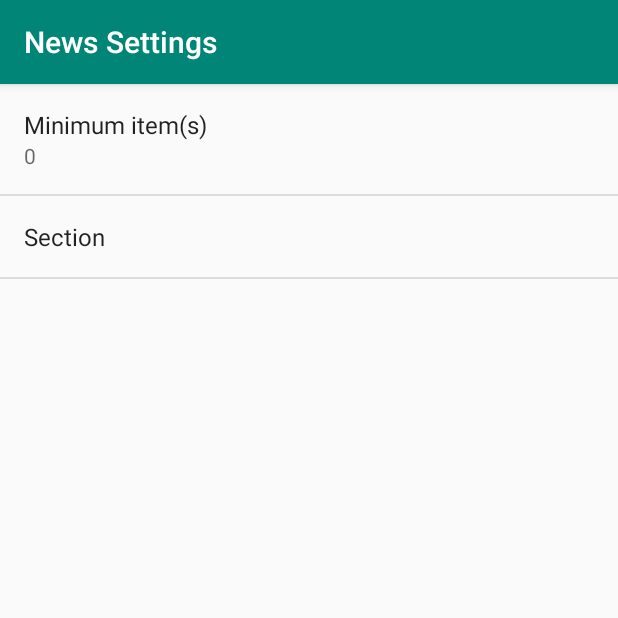
After one commit to JDVPREDDY/NewsAppS2, an Android app: the SettingsActivity screen opened directly, with no data from a screen before it, on a phone screen of 412 x 824 dp, the top half of it. The commit adds this screen. Run offline under Robolectric (Android 15) with nearby library versions, the phone set to English and light mode, and no system bars.

Commit message:
final commit

```diff
--- /dev/null
+++ b/app/src/main/java/com/example/android/newsapp/SettingsActivity.java
@@ -0,0 +1,44 @@
+package com.example.android.newsapp;
+
+import android.content.SharedPreferences;
+import android.os.Bundle;
+import android.preference.Preference;
+import android.preference.PreferenceFragment;
+import android.preference.PreferenceManager;
+import android.support.v7.app.AppCompatActivity;
+
+public class SettingsActivity extends AppCompatActivity {
+
+    @Override
+    protected void onCreate(Bundle savedInstanceState) {
+        super.onCreate(savedInstanceState);
+        setContentView(R.layout.activity_settings);
+    }
+
+    public static class NewsPreferenceFragment extends PreferenceFragment implements Preference.OnPreferenceChangeListener {
+        @Override
+        public void onCreate(Bundle savedInstanceState) {
+            super.onCreate(savedInstanceState);
+            addPreferencesFromResource(R.xml.settings_main);
+            Preference minMagnitude = findPreference(getString(R.string.settings_min_item_key));
+            bindPreferenceSummaryToValue(minMagnitude);
+            Preference section = findPreference(getString(R.string.settings_section_news_key));
+            bindPreferenceSummaryToValue(section);
+        }
+
+        @Override
+        public boolean onPreferenceChange(Preference preference, Object value) {
+            // The code in this method takes care of updating the displayed preference summary after it has been changed
+            String stringValue = value.toString();
+            preference.setSummary(stringValue);
+            return true;
+        }
+
+        private void bindPreferenceSummaryToValue(Preference preference) {
+            preference.setOnPreferenceChangeListener(this);
+            SharedPreferences preferences = PreferenceManager.getDefaultSharedPreferences(preference.getContext());
+            String preferenceString = preferences.getString(preference.getKey(), "");
+            onPreferenceChange(preference, preferenceString);
+        }
+    }
+}
--- a/app/src/main/res/values/strings.xml
+++ b/app/src/main/res/values/strings.xml
@@ -2,4 +2,52 @@
     <string name="no_news">no new articles</string>
     <string name="app_name">News App</string>
     <string name="no_internet">you are not connected to internet</string>
+    <string name="settings_menu_item">Settings</string>
+    <string name="settings_title">News Settings</string>
+    <string name="settings_min_item_label">Minimum item(s)</string>
+    <string name="settings_min_item_key" translatable="false">min_item</string>
+    <string name="settings_min_item_default" translatable="false">0</string>
+
+    <string-array name="settings_section_values">
+        <item>@string/settings_section_all_news_value</item>
+        <item>@string/settings_section_australia_news_news_value</item>
+        <item>@string/settings_section_media_network_news_value</item>
+        <item>@string/settings_section_Business_value</item>
+        <item>@string/settings_section_society_value</item>
+        <item>@string/settings_section_Film_value</item>
+        <item>@string/settings_section_world_news_value</item>
+    </string-array>
+    <string-array name="settings_section_labels">
+        <item>@string/settings_section_all_news_label</item>
+        <item>@string/settings_section_australia_news_news_label</item>
+        <item>@string/settings_section_media_network_news_label</item>
+        <item>@string/settings_section_Business_news_label</item>
+        <item>@string/settings_section_society_label</item>
+        <item>@string/settings_section_Film_news_label</item>
+        <item>@string/settings_section_world_news_label</item>
+    </string-array>
+
+    <string name="settings_section_all_news_label">All</string>
+    <string name="settings_section_all_news_value" translatable="false"></string>
+
+    <string name="settings_section_australia_news_news_label">Australia news</string>
+    <string name="settings_section_australia_news_news_value" translatable="false">australia-news</string>
+
+    <string name="settings_section_world_news_label">World news</string>
+    <string name="settings_section_world_news_value" translatable="false">world</string>
+
+    <string name="settings_section_media_network_news_label">Media Network</string>
+    <string name="settings_section_media_network_news_value" translatable="false">media-network</string>
+
+    <string name="settings_section_society_label">Society</string>
+    <string name="settings_section_society_value" translatable="false">society</string>
+
+    <string name="settings_section_Business_news_label">Business</string>
+    <string name="settings_section_Business_value" translatable="false">business</string>
+
+    <string name="settings_section_Film_news_label">Film</string>
+    <string name="settings_section_Film_value" translatable="false">film</string>
+    <string name="settings_section_label">Section</string>
+    <string name="settings_section_news_key" translatable="false">section</string>
+    <string name="settings_section_news_default" translatable="false">@string/settings_section_all_news_value</string>
 </resources>
--- /dev/null
+++ b/app/src/main/res/xml/settings_main.xml
@@ -0,0 +1,19 @@
+<?xml version="1.0" encoding="utf-8"?>
+<PreferenceScreen xmlns:android="http://schemas.android.com/apk/res/android"
+    android:title="@string/settings_title">
+
+    <EditTextPreference
+        android:defaultValue="@string/settings_min_item_default"
+        android:inputType="numberDecimal"
+        android:key="@string/settings_min_item_key"
+        android:selectAllOnFocus="true"
+        android:title="@string/settings_min_item_label" />
+
+    <ListPreference
+        android:defaultValue="@string/settings_section_news_default"
+        android:entries="@array/settings_section_labels"
+        android:entryValues="@array/settings_section_values"
+        android:key="@string/settings_section_news_key"
+        android:title="@string/settings_section_label" />
+
+</PreferenceScreen>
```
Also changed, not shown: app/src/main/AndroidManifest.xml (+11 -1 lines), app/src/main/java/com/example/android/newsapp/NewsActivity.java (+51 -6 lines), app/src/main/res/layout/activity_settings.xml (added, +7 -0 lines), app/src/main/res/menu/main.xml (added, +8 -0 lines).
